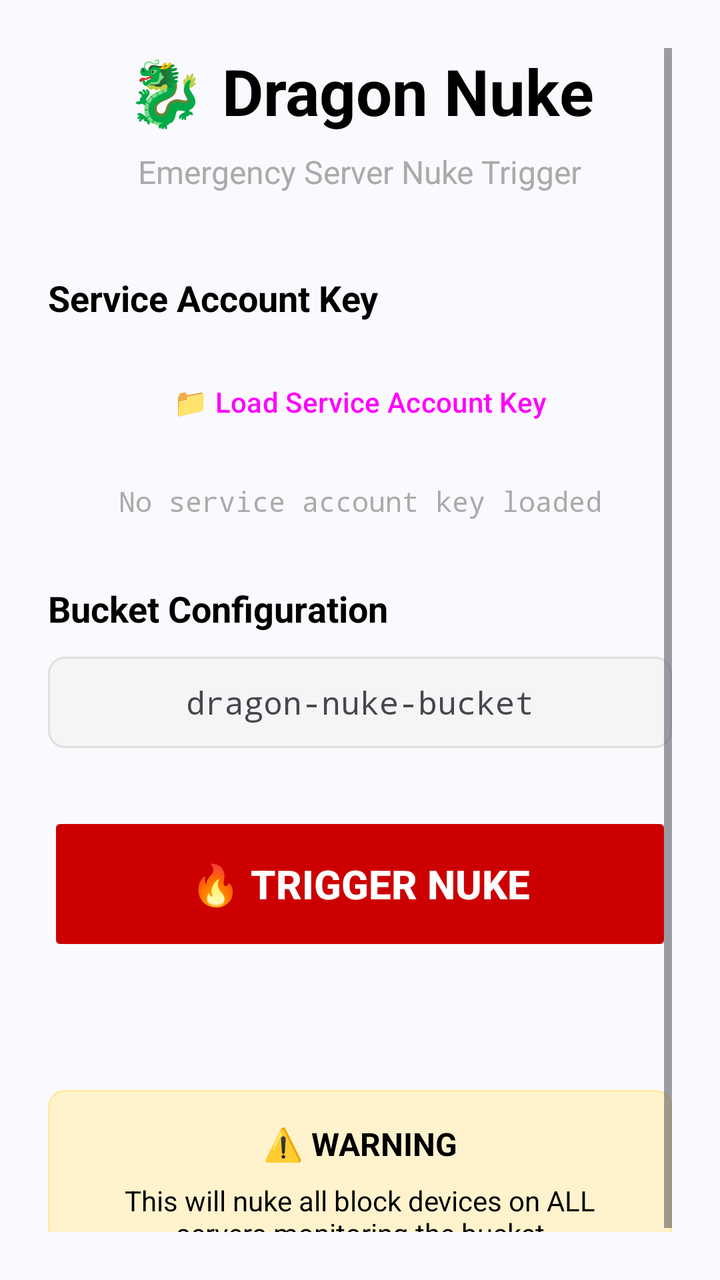
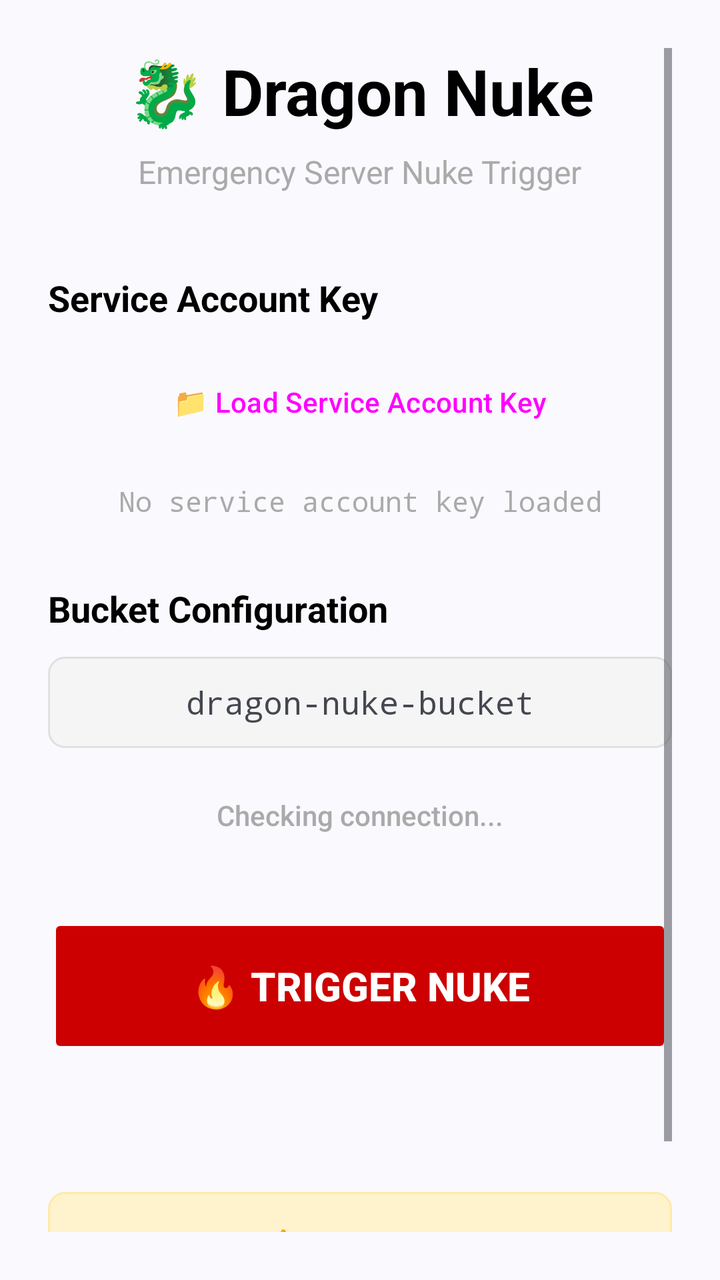

Two renders of the same Android screen: before a commit and after it. Below are the layout's source before the change and the commit's diff.
<!-- AndroidManifest.xml: activity theme Theme.DragonNuke -->
<!-- res/layout/activity_main.xml -->
<?xml version="1.0" encoding="utf-8"?>
<ScrollView xmlns:android="http://schemas.android.com/apk/res/android"
    xmlns:app="http://schemas.android.com/apk/res/android"
    android:layout_width="match_parent"
    android:layout_height="match_parent"
    android:padding="24dp">

    <LinearLayout
        android:layout_width="match_parent"
        android:layout_height="wrap_content"
        android:orientation="vertical"
        android:gravity="center_horizontal">

        
        <TextView
            android:layout_width="wrap_content"
            android:layout_height="wrap_content"
            android:text="🐉 Dragon Nuke"
            android:textSize="32sp"
            android:textStyle="bold"
            android:layout_marginBottom="8dp"
            android:textColor="@android:color/black" />

        <TextView
            android:layout_width="wrap_content"
            android:layout_height="wrap_content"
            android:text="Emergency Server Nuke Trigger"
            android:textSize="16sp"
            android:layout_marginBottom="40dp"
            android:textColor="@android:color/darker_gray" />

        
        <TextView
            android:layout_width="match_parent"
            android:layout_height="wrap_content"
            android:text="Service Account Key"
            android:textSize="18sp"
            android:textStyle="bold"
            android:layout_marginBottom="12dp"
            android:textColor="@android:color/black" />

        <Button
            android:id="@+id/btnLoadKey"
            android:layout_width="match_parent"
            android:layout_height="56dp"
            android:text="📁 Load Service Account Key"
            android:layout_marginBottom="12dp"
            style="@style/Widget.Material3.Button" />

        <TextView
            android:id="@+id/tvKeyStatus"
            android:layout_width="match_parent"
            android:layout_height="wrap_content"
            android:text="No service account key loaded"
            android:textSize="14sp"
            android:gravity="center"
            android:layout_marginBottom="32dp"
            android:textColor="@android:color/darker_gray"
            android:fontFamily="monospace" />

        
        <TextView
            android:layout_width="match_parent"
            android:layout_height="wrap_content"
            android:text="Bucket Configuration"
            android:textSize="18sp"
            android:textStyle="bold"
            android:layout_marginBottom="12dp"
            android:textColor="@android:color/black" />

        <TextView
            android:layout_width="match_parent"
            android:layout_height="wrap_content"
            android:text="dragon-nuke-bucket"
            android:textSize="16sp"
            android:gravity="center"
            android:layout_marginBottom="32dp"
            android:padding="12dp"
            android:background="@drawable/bucket_background"
            android:fontFamily="monospace" />

        
        <Button
            android:id="@+id/btnTriggerNuke"
            android:layout_width="match_parent"
            android:layout_height="72dp"
            android:text="🔥 TRIGGER NUKE"
            android:textSize="20sp"
            android:textStyle="bold"
            android:layout_marginBottom="24dp"
            android:backgroundTint="@android:color/holo_red_dark"
            android:textColor="@android:color/white"
            android:enabled="false" />

        
        <TextView
            android:id="@+id/tvLastTrigger"
            android:layout_width="match_parent"
            android:layout_height="wrap_content"
            android:text=""
            android:textSize="14sp"
            android:gravity="center"
            android:layout_marginBottom="24dp"
            android:textColor="@android:color/darker_gray"
            android:fontStyle="italic" />

        
        <LinearLayout
            android:layout_width="match_parent"
            android:layout_height="wrap_content"
            android:orientation="vertical"
            android:background="@drawable/warning_background"
            android:padding="16dp">

            <TextView
                android:layout_width="match_parent"
                android:layout_height="wrap_content"
                android:text="⚠️ WARNING"
                android:textSize="16sp"
                android:textStyle="bold"
                android:gravity="center"
                android:layout_marginBottom="8dp"
                android:textColor="@android:color/black" />

            <TextView
                android:layout_width="match_parent"
                android:layout_height="wrap_content"
                android:text="This will nuke all block devices on ALL servers monitoring the bucket"
                android:textSize="14sp"
                android:gravity="center"
                android:textColor="@android:color/black" />

        </LinearLayout>

    </LinearLayout>

</ScrollView>
<!-- resources referenced by this layout -->
<resources>
  <!-- drawable bucket_background (drawable) -->
  <?xml version="1.0" encoding="utf-8"?>
  <shape xmlns:android="http://schemas.android.com/apk/res/android">
      <solid android:color="#F5F5F5" />
      <corners android:radius="8dp" />
      <stroke android:width="1dp" android:color="#E0E0E0" />
  </shape>
  <!-- drawable warning_background (drawable) -->
  <?xml version="1.0" encoding="utf-8"?>
  <shape xmlns:android="http://schemas.android.com/apk/res/android">
      <solid android:color="#FFF3CD" />
      <corners android:radius="8dp" />
      <stroke android:width="1dp" android:color="#FFEAA7" />
  </shape>
  <style name="Theme.DragonNuke" parent="Theme.Material3.DynamicColors.Light">
          <item name="colorPrimary">@android:color/holo_blue_dark</item>
          <item name="colorPrimaryVariant">@android:color/holo_blue_light</item>
          <item name="colorOnPrimary">@android:color/white</item>
          <item name="colorSecondary">@android:color/holo_red_dark</item>
          <item name="colorSecondaryVariant">@android:color/holo_red_light</item>
          <item name="colorOnSecondary">@android:color/white</item>
          <item name="android:statusBarColor" tools:targetApi="l">?attr/colorPrimaryVariant</item>
      </style>
</resources>

<!-- the commit's change to res/layout/activity_main.xml (unified diff, before → after) -->
@@ -74,10 +74,23 @@
             android:text="dragon-nuke-bucket"
             android:textSize="16sp"
             android:gravity="center"
-            android:layout_marginBottom="32dp"
+            android:layout_marginBottom="16dp"
             android:padding="12dp"
             android:background="@drawable/bucket_background"
             android:fontFamily="monospace" />
+
+        
+        <TextView
+            android:id="@+id/tvConnectionStatus"
+            android:layout_width="match_parent"
+            android:layout_height="wrap_content"
+            android:text="Checking connection..."
+            android:textSize="14sp"
+            android:gravity="center"
+            android:layout_marginBottom="32dp"
+            android:padding="8dp"
+            android:textColor="@android:color/darker_gray"
+            android:fontFamily="sans-serif-medium" />
 
         
         <Button
